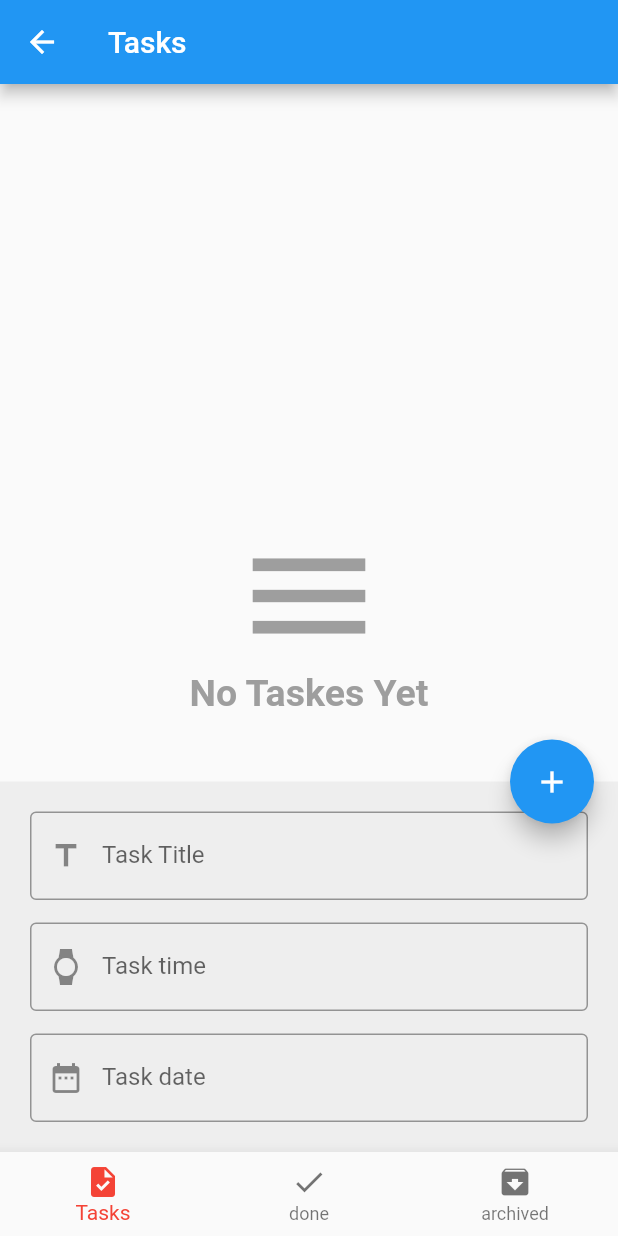
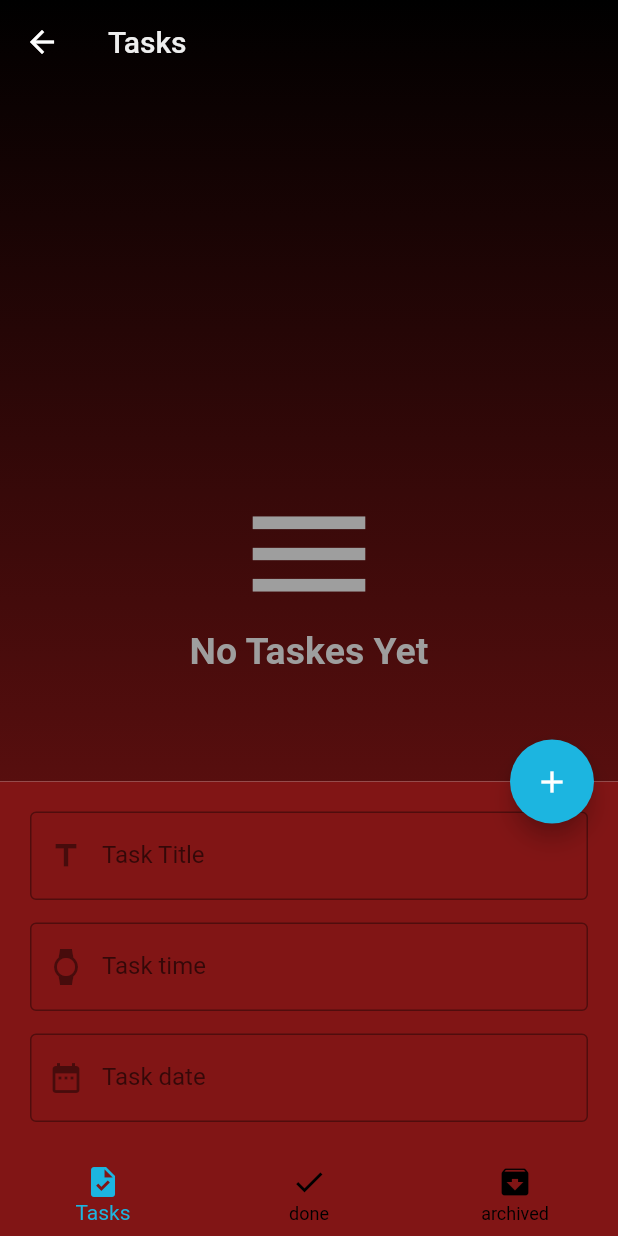
Before and after one commit to nour1245/ToDoApp, a Flutter app: the screen it shows after launch, after a tap on the "edit" icon, on a phone screen of 412 x 824 dp. Run offline on Flutter 3.47's test engine with Material 2 defaults, Android fonts, the phone set to English and light mode, and no system bars; our stand-ins replace bloc, conditional_builder_null_safety, flutter_bloc, sqflite; accounts and stored records are empty.

Commit message:
final commit

```diff
--- a/lib/layout/home_screen_layout.dart
+++ b/lib/layout/home_screen_layout.dart
@@ -5,21 +5,23 @@ import 'package:sqflite/sqflite.dart';
 import 'package:todoapp/modules/Done_screen/done_screen.dart';
 import 'package:todoapp/modules/archived_screen/archived_screen.dart';
 import 'package:todoapp/modules/newtaskesscreen/newtaskes.dart';
+import 'package:todoapp/shared/Styles/styles.dart';
 import 'package:todoapp/shared/components/components.dart';
 import 'package:todoapp/shared/components/constants.dart';
 import 'package:todoapp/shared/cubit/cubit.dart';
 import 'package:todoapp/shared/cubit/states.dart';
 
 class Todo extends StatelessWidget {
+  //variables
   var scaffoldkey = GlobalKey<ScaffoldState>();
   var formkey = GlobalKey<FormState>();
-
   var titlecontroller = TextEditingController();
   var timecontroller = TextEditingController();
   var datecontroller = TextEditingController();
 
   @override
   Widget build(BuildContext context) {
+    //bloc create
     return BlocProvider(
       create: (BuildContext context) => AppCubit()..createDB(),
       child: BlocConsumer<AppCubit, AppStates>(
@@ -29,18 +31,50 @@ class Todo extends StatelessWidget {
           }
         },
         builder: (context, state) => Scaffold(
+          extendBodyBehindAppBar: true,
           key: scaffoldkey,
           appBar: AppBar(
+            elevation: 0.0,
+            backgroundColor: Colors.transparent,
             title: Text(
               AppCubit.get(context).titles[AppCubit.get(context).currentIndex],
+              style: TextStyle(
+                color: Colors.grey[200],
+              ),
             ),
           ),
+
+          /*if the current state is loadingState show circular progress
+            indicator else show normal screens
+          */
+
           body: state is! loadingState
-              ? AppCubit.get(context)
-                  .screens[AppCubit.get(context).currentIndex]
+              ? Container(
+                  decoration: const BoxDecoration(
+                    gradient: LinearGradient(
+                      colors: [
+                        Color.fromARGB(255, 0, 0, 0),
+                        Color.fromARGB(255, 129, 21, 21),
+                      ],
+                      begin: Alignment.topCenter,
+                      end: Alignment.bottomCenter,
+                    ),
+                  ),
+                  child: AppCubit.get(context)
+                      .screens[AppCubit.get(context).currentIndex],
+                )
               : const Center(child: CircularProgressIndicator()),
+
+          //floating action button section
+
           floatingActionButton: FloatingActionButton(
+            backgroundColor: const Color.fromARGB(255, 28, 181, 224),
             onPressed: () {
+              /*if button pressed while bottom sheet is opend
+                and form is valid send data to database
+                and change icon and close bottom sheet
+              */
+
               if (AppCubit.get(context).isBottomSheetShown) {
                 if (formkey.currentState!.validate()) {
                   AppCubit.get(context).insertToDB(
@@ -52,10 +86,13 @@ class Todo extends StatelessWidget {
                   AppCubit.get(context).fap = Icons.add;
                 }
               } else {
+                /* if bottom sheet is closed show it
+                */
                 scaffoldkey.currentState
                     ?.showBottomSheet(
                       (context) => Container(
-                        color: Colors.grey[200],
+                        //form section
+                        color: const Color.fromARGB(255, 129, 21, 21),
                         padding: const EdgeInsets.all(20.0),
                         child: Form(
                           key: formkey,
@@ -120,7 +157,7 @@ class Todo extends StatelessWidget {
                           ),
                         ),
                       ),
-                    )
+                    ) //when u close the bottom sheet by down swipechange values
                     .closed
                     .then((value) {
                   AppCubit.get(context).changeBottomSheet(
@@ -128,7 +165,7 @@ class Todo extends StatelessWidget {
                     icon: Icons.edit,
                   );
                 });
-
+                //after finshing and closing the bottom sheet by button change values
                 AppCubit.get(context).changeBottomSheet(
                   isShow: true,
                   icon: Icons.add,
@@ -139,8 +176,12 @@ class Todo extends StatelessWidget {
               AppCubit.get(context).fap,
             ),
           ),
+          //bottom nav bar section
           bottomNavigationBar: BottomNavigationBar(
-            selectedItemColor: Colors.red,
+            elevation: 0,
+            unselectedItemColor: Colors.black,
+            backgroundColor: const Color.fromARGB(255, 129, 21, 21),
+            selectedItemColor: const Color.fromARGB(255, 28, 181, 224),
             currentIndex: AppCubit.get(context).currentIndex,
             onTap: (value) {
               AppCubit.get(context).changeIndex(value);
```
Also changed, not shown: lib/shared/components/components.dart (+18 -4 lines), lib/shared/Styles/styles.dart (line endings or trailing spaces).
